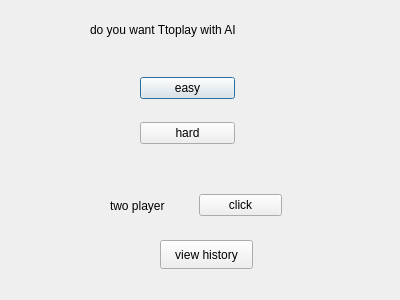
First picture: the form in GUI/login.ui, repository AHMED-ABDELLATIF56/Advanced-Tic-Tac-Toe, before the edit.
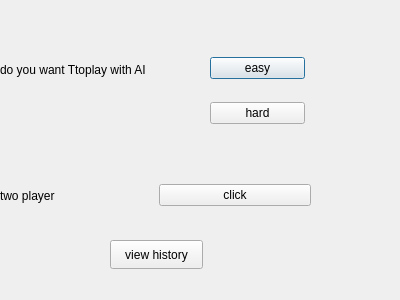
Second picture: the form after the edit.

```diff
--- a/GUI/login.ui
+++ b/GUI/login.ui
@@ -16,8 +16,8 @@
   <widget class="QLabel" name="label">
    <property name="geometry">
     <rect>
-     <x>90</x>
-     <y>20</y>
+     <x>0</x>
+     <y>60</y>
      <width>191</width>
      <height>20</height>
     </rect>
@@ -29,8 +29,8 @@
   <widget class="QWidget" name="layoutWidget">
    <property name="geometry">
     <rect>
-     <x>140</x>
-     <y>60</y>
+     <x>210</x>
+     <y>40</y>
      <width>95</width>
      <height>103</height>
     </rect>
@@ -55,9 +55,9 @@
   <widget class="QWidget" name="layoutWidget">
    <property name="geometry">
     <rect>
-     <x>110</x>
-     <y>190</y>
-     <width>172</width>
+     <x>0</x>
+     <y>180</y>
+     <width>311</width>
      <height>31</height>
     </rect>
    </property>
@@ -81,7 +81,7 @@
   <widget class="QPushButton" name="pushButton_history">
    <property name="geometry">
     <rect>
-     <x>160</x>
+     <x>110</x>
      <y>240</y>
      <width>93</width>
      <height>29</height>
```
